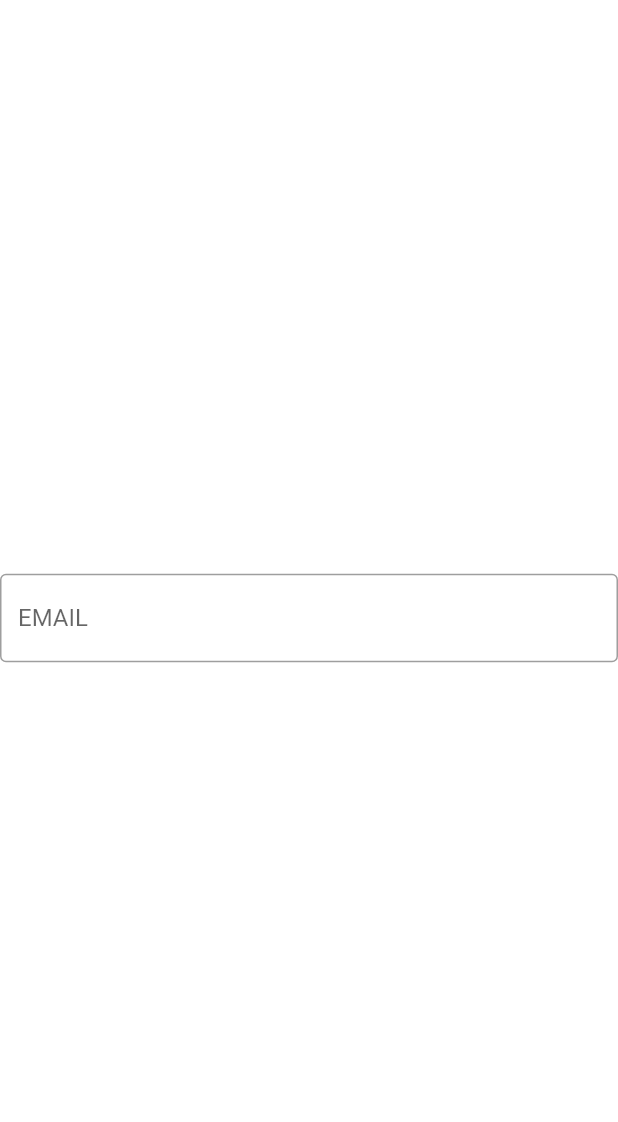
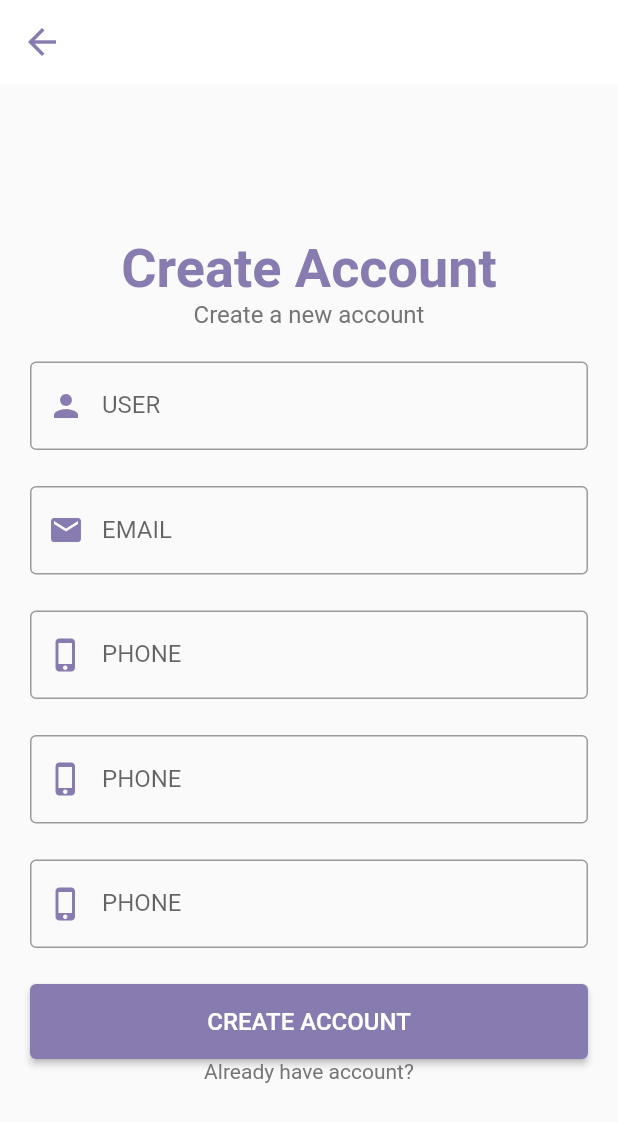
Before and after one commit to fillipehmeireles/flutter-login, a Flutter app: the screen it shows after launch, after a tap on "create a new account", on a phone screen of 412 x 824 dp. Shown: the top 1122 px of the screen. Run offline on Flutter 3.47's test engine with Material 2 defaults, Android fonts, the phone set to English and light mode, and no system bars; our stand-ins replace equatable, flutter_bloc.

Commit message:
doing - register view - password fields

```diff
--- a/lib/login/login.dart
+++ b/lib/login/login.dart
@@ -10,14 +10,12 @@ class LoginPage extends StatelessWidget {
   @override
   Widget build(BuildContext context) {
     return Scaffold(
-      body: Padding(
-        padding: const EdgeInsets.all(12),
-        child: BlocProvider(
-          create: (context) {
-            return LoginBloc();
-          },
-          child: const LoginView(),
-        ),
+      resizeToAvoidBottomInset: false,
+      body: BlocProvider(
+        create: (context) {
+          return LoginBloc();
+        },
+        child: const LoginView(),
       ),
     );
   }
--- a/lib/register/bloc/register_bloc.dart
+++ b/lib/register/bloc/register_bloc.dart
@@ -7,14 +7,23 @@ import 'package:login/register/bloc/register_state.dart';
 class RegisterBloc extends Bloc<RegisterEvent, RegisterState> {
   RegisterBloc() : super(const RegisterState()) {
     on<RegisterEmailChanged>(_onRegisterEmailChanged);
+    on<RegisterNameChanged>(_onRegisterNameChanged);
+    on<RegisterPhoneChanged>(_onRegisterPhoneChanged);
   }
 
   void _onRegisterEmailChanged(
-      RegisterEmailChanged event, Emitter<RegisterState> emit) {
-    print(event.email);
-    emit(state.copyWith(
-      email: event.email,
-    ));
-    print(state);
-  }
+          RegisterEmailChanged event, Emitter<RegisterState> emit) =>
+      emit(state.copyWith(
+        email: event.email,
+      ));
+
+  void _onRegisterNameChanged(
+          RegisterNameChanged event, Emitter<RegisterState> emit) =>
+      emit(state.copyWith(
+        name: event.name,
+      ));
+
+  void _onRegisterPhoneChanged(
+          RegisterPhoneChanged event, Emitter<RegisterState> emit) =>
+      emit(state.copyWith(phone: event.phone));
 }
--- a/lib/register/bloc/register_event.dart
+++ b/lib/register/bloc/register_event.dart
@@ -14,3 +14,19 @@ class RegisterEmailChanged extends RegisterEvent {
   @override
   List<Object> get props => [email];
 }
+
+class RegisterNameChanged extends RegisterEvent {
+  const RegisterNameChanged(this.name);
+
+  final String name;
+  @override
+  List<Object> get props => [name];
+}
+
+class RegisterPhoneChanged extends RegisterEvent {
+  const RegisterPhoneChanged(this.phone);
+
+  final String phone;
+  @override
+  List<Object> get props => [phone];
+}
--- a/lib/register/register.dart
+++ b/lib/register/register.dart
@@ -1,6 +1,7 @@
 import 'package:flutter/material.dart';
 import 'package:flutter_bloc/flutter_bloc.dart';
 import 'package:login/register/bloc/register_bloc.dart';
+import 'package:login/style/app_style.dart';
 
 import 'view/register_view.dart';
 
@@ -9,11 +10,26 @@ class RegisterPage extends StatelessWidget {
 
   @override
   Widget build(BuildContext context) {
-    return BlocProvider(
-      create: (context) {
-        return RegisterBloc();
-      },
-      child: const RegisterView(),
+    return Scaffold(
+      resizeToAvoidBottomInset: false,
+      appBar: AppBar(
+        leading: IconButton(
+          icon: Icon(
+            Icons.arrow_back_sharp,
+            color: AppStyle.primaryColor,
+            size: 28,
+          ),
+          onPressed: () => Navigator.of(context).pop(),
+        ),
+        backgroundColor: Colors.white,
+        elevation: 0,
+      ),
+      body: BlocProvider(
+        create: (context) {
+          return RegisterBloc();
+        },
+        child: const RegisterView(),
+      ),
     );
   }
 }
--- a/lib/register/view/register_view.dart
+++ b/lib/register/view/register_view.dart
@@ -3,25 +3,79 @@ import 'package:flutter_bloc/flutter_bloc.dart';
 import 'package:login/register/bloc/register_bloc.dart';
 import 'package:login/register/bloc/register_event.dart';
 import 'package:login/register/bloc/register_state.dart';
+import 'package:login/style/app_style.dart';
+import 'package:login/widgets/buttons/primary_button.dart';
 import 'package:login/widgets/text_inputs/email_text_input.dart';
-import 'package:login/widgets/text_inputs/primary_text_input.dart';
+import 'package:login/widgets/text_inputs/phone_text_input.dart';
+import 'package:login/widgets/text_inputs/user_text_input.dart';
 
 class RegisterView extends StatelessWidget {
   const RegisterView({super.key});
 
   @override
   Widget build(BuildContext context) {
-    return BlocBuilder<RegisterBloc, RegisterState>(builder: (context, state) {
+    return Padding(
+      padding: const EdgeInsets.only(right: 20, left: 20),
+      child:
+          BlocBuilder<RegisterBloc, RegisterState>(builder: (context, state) {
         return Column(
             mainAxisAlignment: MainAxisAlignment.center,
             crossAxisAlignment: CrossAxisAlignment.center,
             children: [
-            PrimaryTextInput(
-                text: 'EMAIL',
+              Text(
+                'Create Account',
+                style: TextStyle(
+                    color: AppStyle.primaryColor,
+                    fontWeight: FontWeight.bold,
+                    fontSize: 36.0),
+              ),
+              Text('Create a new account',
+                  style: TextStyle(
+                      color: AppStyle.secondaryColor, fontSize: 16.0)),
+              const Padding(padding: EdgeInsets.only(bottom: 22)),
+              UserTextInput(
+                  text: 'USER',
                   onChange: (name) => context
                       .read<RegisterBloc>()
-                    .add(RegisterEmailChanged(name)))
+                      .add(RegisterNameChanged(name))),
+              const Padding(padding: EdgeInsets.all(12)),
+              EmailTextInput(
+                  text: 'EMAIL',
+                  onChange: (email) => context
+                      .read<RegisterBloc>()
+                      .add(RegisterEmailChanged(email))),
+              const Padding(padding: EdgeInsets.all(12)),
+              PhoneTextInput(
+                  text: 'PHONE',
+                  onChange: (phone) => context
+                      .read<RegisterBloc>()
+                      .add(RegisterPhoneChanged(phone))),
+              const Padding(padding: EdgeInsets.all(12)),
+              PhoneTextInput(
+                  text: 'PHONE',
+                  onChange: (phone) => context
+                      .read<RegisterBloc>()
+                      .add(RegisterPhoneChanged(phone))),
+              const Padding(padding: EdgeInsets.all(12)),
+              PhoneTextInput(
+                  text: 'PHONE',
+                  onChange: (phone) => context
+                      .read<RegisterBloc>()
+                      .add(RegisterPhoneChanged(phone))),
+              const Padding(padding: EdgeInsets.all(12)),
+              PrimaryButton(text: 'CREATE ACCOUNT', onPress: () => {}),
+              Row(
+                mainAxisAlignment: MainAxisAlignment.center,
+                crossAxisAlignment: CrossAxisAlignment.center,
+                children: [
+                  Text(
+                    "Already have account?",
+                    style: TextStyle(color: Colors.grey.shade600),
+                  ),
+                ],
+              )
             ]);
-    });
+      }),
+    );
   }
 }
--- /dev/null
+++ b/lib/widgets/text_inputs/phone_text_input.dart
@@ -0,0 +1,12 @@
+import 'package:flutter/cupertino.dart';
+import 'package:flutter/material.dart';
+import 'package:login/style/app_style.dart';
+import 'package:login/widgets/text_inputs/primary_text_input.dart';
+
+class PhoneTextInput extends PrimaryTextInput {
+  PhoneTextInput({super.key, required text, required onChange})
+      : super(
+            text: text,
+            onChange: onChange,
+            icon: Icon(Icons.phone_iphone, color: AppStyle.primaryColor));
+}
--- /dev/null
+++ b/lib/widgets/text_inputs/user_text_input.dart
@@ -0,0 +1,11 @@
+import 'package:flutter/material.dart';
+import 'package:login/style/app_style.dart';
+import 'package:login/widgets/text_inputs/primary_text_input.dart';
+
+class UserTextInput extends PrimaryTextInput {
+  UserTextInput({super.key, required text, required onChange})
+      : super(
+            text: text,
+            onChange: onChange,
+            icon: Icon(Icons.person, color: AppStyle.primaryColor));
+}
```
Lines whose indentation alone changed are shown as unchanged.
